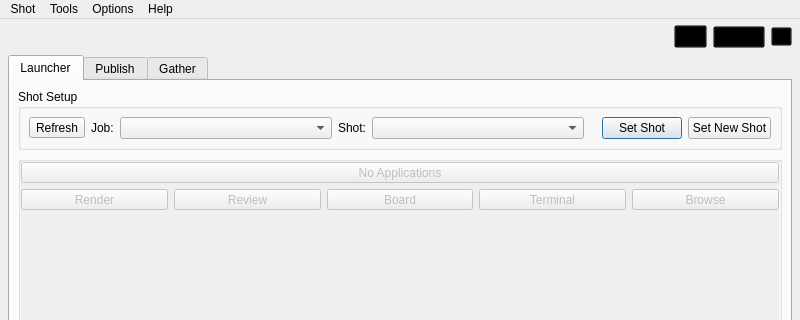
Before: the Qt Designer form core/ui/icarus_ui.ui in mjbonnington/icarus-gps, drawn with Qt 5; both pictures show x 0 to 800 and y 0 to 320 of the 800 by 576 pixel window.
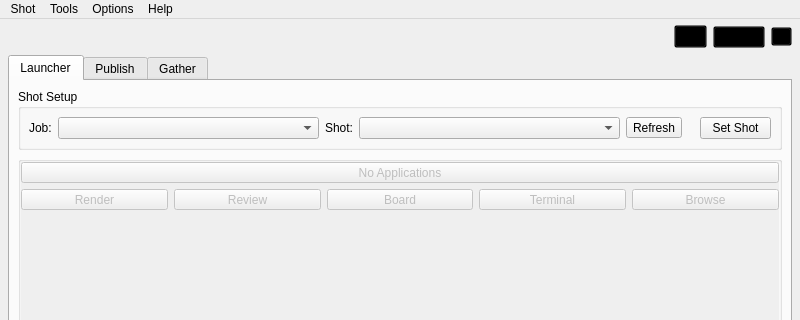
After: the same form once the commit is applied. The open tabs and pages were chosen to show the change. Icons and pictures are not drawn.

Commit message: Implemented recent shot list

```diff
--- a/core/ui/icarus_ui.ui
+++ b/core/ui/icarus_ui.ui
@@ -305,33 +305,6 @@
            <property name="margin">
             <number>8</number>
            </property>
-           <item>
-            <widget class="QToolButton" name="refreshJobs_toolButton">
-             <property name="toolTip">
-              <string>&lt;html&gt;&lt;head/&gt;&lt;body&gt;&lt;p&gt;&lt;span style=&quot; font-weight:600;&quot;&gt;Refresh&lt;/span&gt;&lt;/p&gt;&lt;p&gt;Reload the job database and update the job and shot list combo boxes.&lt;/p&gt;&lt;/body&gt;&lt;/html&gt;</string>
-             </property>
-             <property name="statusTip">
-              <string>Reload the job database</string>
-             </property>
-             <property name="text">
-              <string>Refresh</string>
-             </property>
-             <property name="icon">
-              <iconset resource="rsc.qrc">
-               <normaloff>:/rsc/rsc/icon_refresh.png</normaloff>
-               <disabledoff>:/rsc/rsc/icon_refresh_disabled.png</disabledoff>:/rsc/rsc/icon_refresh.png</iconset>
-             </property>
-             <property name="iconSize">
-              <size>
-               <width>15</width>
-               <height>15</height>
-              </size>
-             </property>
-             <property name="toolButtonStyle">
-              <enum>Qt::ToolButtonIconOnly</enum>
-             </property>
-            </widget>
-           </item>
            <item>
             <widget class="QFrame" name="shotSetup_groupBox">
              <property name="enabled">
@@ -377,6 +350,33 @@
               <item>
                <widget class="QComboBox" name="shot_comboBox"/>
               </item>
+              <item>
+               <widget class="QToolButton" name="refreshJobs_toolButton">
+                <property name="toolTip">
+                 <string>&lt;html&gt;&lt;head/&gt;&lt;body&gt;&lt;p&gt;&lt;span style=&quot; font-weight:600;&quot;&gt;Refresh&lt;/span&gt;&lt;/p&gt;&lt;p&gt;Reload the job database and update the job and shot list combo boxes.&lt;/p&gt;&lt;/body&gt;&lt;/html&gt;</string>
+                </property>
+                <property name="statusTip">
+                 <string>Reload the job database</string>
+                </property>
+                <property name="text">
+                 <string>Refresh</string>
+                </property>
+                <property name="icon">
+                 <iconset resource="rsc.qrc">
+                  <normaloff>:/rsc/rsc/icon_refresh.png</normaloff>
+                  <disabledoff>:/rsc/rsc/icon_refresh_disabled.png</disabledoff>:/rsc/rsc/icon_refresh.png</iconset>
+                </property>
+                <property name="iconSize">
+                 <size>
+                  <width>15</width>
+                  <height>15</height>
+                 </size>
+                </property>
+                <property name="toolButtonStyle">
+                 <enum>Qt::ToolButtonIconOnly</enum>
+                </property>
+               </widget>
+              </item>
              </layout>
             </widget>
            </item>
@@ -409,46 +409,54 @@
                <number>0</number>
               </property>
               <item>
-               <widget class="QPushButton" name="setShot_pushButton">
+               <widget class="QToolButton" name="setShot_toolButton">
                 <property name="sizePolicy">
-                 <sizepolicy hsizetype="Maximum" vsizetype="Fixed">
+                 <sizepolicy hsizetype="Fixed" vsizetype="Fixed">
                   <horstretch>0</horstretch>
                   <verstretch>0</verstretch>
                  </sizepolicy>
                 </property>
+                <property name="toolTip">
+                 <string>&lt;html&gt;&lt;head/&gt;&lt;body&gt;&lt;p&gt;&lt;span style=&quot; font-weight:600;&quot;&gt;Set shot environment&lt;/span&gt;&lt;/p&gt;&lt;p&gt;Set or unset the the shot environment. Right-click or hold for recent shots.&lt;/p&gt;&lt;/body&gt;&lt;/html&gt;</string>
+                </property>
+                <property name="statusTip">
+                 <string>Set or unset the the shot environment</string>
+                </property>
+                <property name="styleSheet">
+                 <string notr="true">QToolButton {
+	padding: 1px 12px 2px 1px;
+}
+
+QToolButton:pressed, QToolButton:checked:pressed {
+	padding: 2px 11px 1px 2px;
+}
+
+/*QToolButton:disabled {
+	color: #ccc;
+}*/
+</string>
+                </property>
                 <property name="text">
                  <string>Set Shot</string>
                 </property>
-                <property name="autoDefault">
-                 <bool>true</bool>
+                <property name="icon">
+                 <iconset resource="rsc.qrc">
+                  <normaloff>:/rsc/rsc/icon_unlocked.png</normaloff>
+                  <normalon>:/rsc/rsc/icon_locked.png</normalon>
+                  <disabledoff>:/rsc/rsc/icon_unlocked_disabled.png</disabledoff>
+                  <disabledon>:/rsc/rsc/icon_locked_disabled.png</disabledon>:/rsc/rsc/icon_unlocked.png</iconset>
                 </property>
-                <property name="default">
-                 <bool>true</bool>
+                <property name="iconSize">
+                 <size>
+                  <width>15</width>
+                  <height>15</height>
+                 </size>
                 </property>
-                <property name="flat">
-                 <bool>false</bool>
-                </property>
-               </widget>
-              </item>
-              <item>
-               <widget class="QPushButton" name="setNewShot_pushButton">
-                <property name="sizePolicy">
-                 <sizepolicy hsizetype="Maximum" vsizetype="Fixed">
-                  <horstretch>0</horstretch>
-                  <verstretch>0</verstretch>
-                 </sizepolicy>
-                </property>
-                <property name="text">
-                 <string>Set New Shot</string>
-                </property>
-                <property name="autoDefault">
+                <property name="checkable">
                  <bool>true</bool>
                 </property>
-                <property name="default">
-                 <bool>false</bool>
-                </property>
-                <property name="flat">
-                 <bool>false</bool>
+                <property name="toolButtonStyle">
+                 <enum>Qt::ToolButtonTextBesideIcon</enum>
                 </property>
                </widget>
               </item>
```
Left out of the diff: 17 changed lines with no effect on the pictures. The commit also changes 19 other files.
